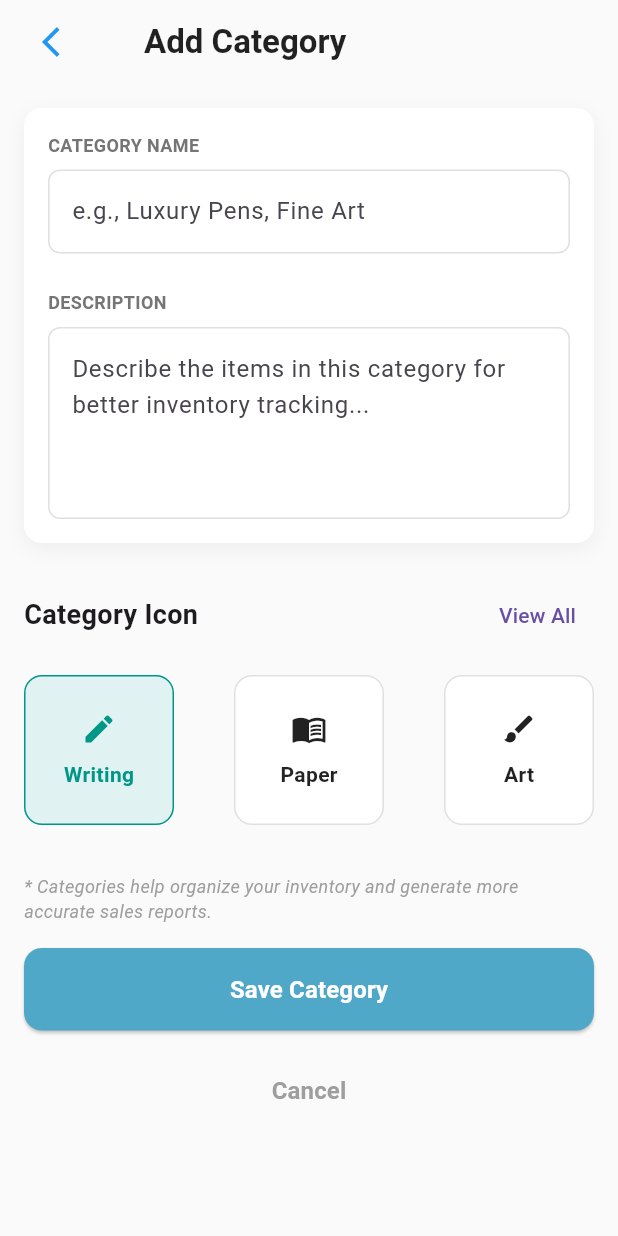
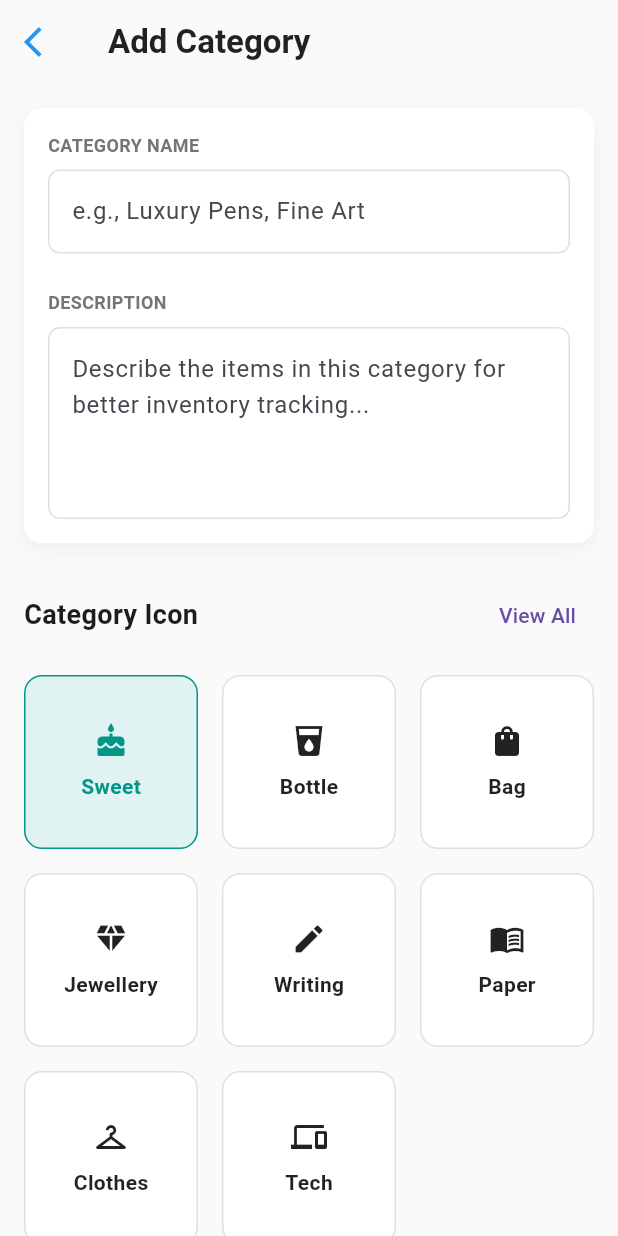
Before and after one commit to NahomTorba/shop_ims, a Flutter app: the AddCategoryPage screen opened directly, on a phone screen of 412 x 824 dp. Run offline on Flutter 3.47's test engine with Material 3 defaults, Android fonts, the phone set to English and light mode, and no system bars; our stand-ins replace sqflite; accounts and stored records are empty.

Commit message:
add catagory icons only for UI

```diff
--- a/lib/pages/add_category_page.dart
+++ b/lib/pages/add_category_page.dart
@@ -14,6 +14,19 @@ class _AddCategoryPageState extends State<AddCategoryPage> {
   final _descriptionController = TextEditingController();
   final CategoryDao _categoryDao = CategoryDao();
   bool _isLoading = false;
+
+  // Icon Selection
+  int _selectedIconIndex = 0;
+  final List<Map<String, dynamic>> _categoryIcons = [
+    {'icon': Icons.cake, 'label': 'Sweet'},
+    {'icon': Icons.local_drink, 'label': 'Bottle'},
+    {'icon': Icons.shopping_bag, 'label': 'Bag'},
+    {'icon': Icons.diamond, 'label': 'Jewellery'},
+    {'icon': Icons.edit, 'label': 'Writing'},
+    {'icon': Icons.menu_book, 'label': 'Paper'},
+    {'icon': Icons.checkroom, 'label': 'Clothes'},
+    {'icon': Icons.devices, 'label': 'Tech'},
+  ];
 
   Future<void> _saveCategory() async {
     if (_nameController.text.isEmpty) {
@@ -51,9 +64,6 @@ class _AddCategoryPageState extends State<AddCategoryPage> {
           icon: const Icon(Icons.arrow_back_ios, color: Colors.blue),
           onPressed: () => Navigator.pop(context),
         ),
-         leadingWidth: 80,
-         // Hack to imitate the "Back" text with the icon
-         // Ideally use a custom Row or RichText in leading if needed specific styling
       ),
       body: SingleChildScrollView(
         padding: const EdgeInsets.all(16.0),
@@ -180,20 +190,32 @@ class _AddCategoryPageState extends State<AddCategoryPage> {
   }
 
   Widget _buildIconGrid() {
-    return Row(
-      mainAxisAlignment: MainAxisAlignment.spaceBetween,
-      children: [
-        _buildIconItem(Icons.edit, 'Writing', true),
-        _buildIconItem(Icons.menu_book, 'Paper', false),
-        _buildIconItem(Icons.brush, 'Art', false),
-      ],
+    return GridView.builder(
+      shrinkWrap: true,
+      physics: const NeverScrollableScrollPhysics(),
+      gridDelegate: const SliverGridDelegateWithFixedCrossAxisCount(
+        crossAxisCount: 3,
+        crossAxisSpacing: 16,
+        mainAxisSpacing: 16,
+        childAspectRatio: 1.0,
+      ),
+      itemCount: _categoryIcons.length,
+      itemBuilder: (context, index) {
+        final iconData = _categoryIcons[index];
+        final isSelected = _selectedIconIndex == index;
+        return _buildIconItem(iconData['icon'], iconData['label'], isSelected, index);
+      },
     );
   }
 
-  Widget _buildIconItem(IconData icon, String label, bool selected) {
-      return Container(
-        width: 100,
-        height: 100,
+  Widget _buildIconItem(IconData icon, String label, bool selected, int index) {
+      return InkWell(
+        onTap: () {
+          setState(() {
+            _selectedIconIndex = index;
+          });
+        },
+        child: Container(
           decoration: BoxDecoration(
             color: selected ? const Color(0xFFE0F2F1) : Colors.white,
             border: Border.all(color: selected ? Colors.teal : Colors.grey[300]!),
@@ -211,6 +233,7 @@ class _AddCategoryPageState extends State<AddCategoryPage> {
               ),
             ],
           ),
+        ),
       );
   }
 }
```
Lines whose indentation alone changed are shown as unchanged.
